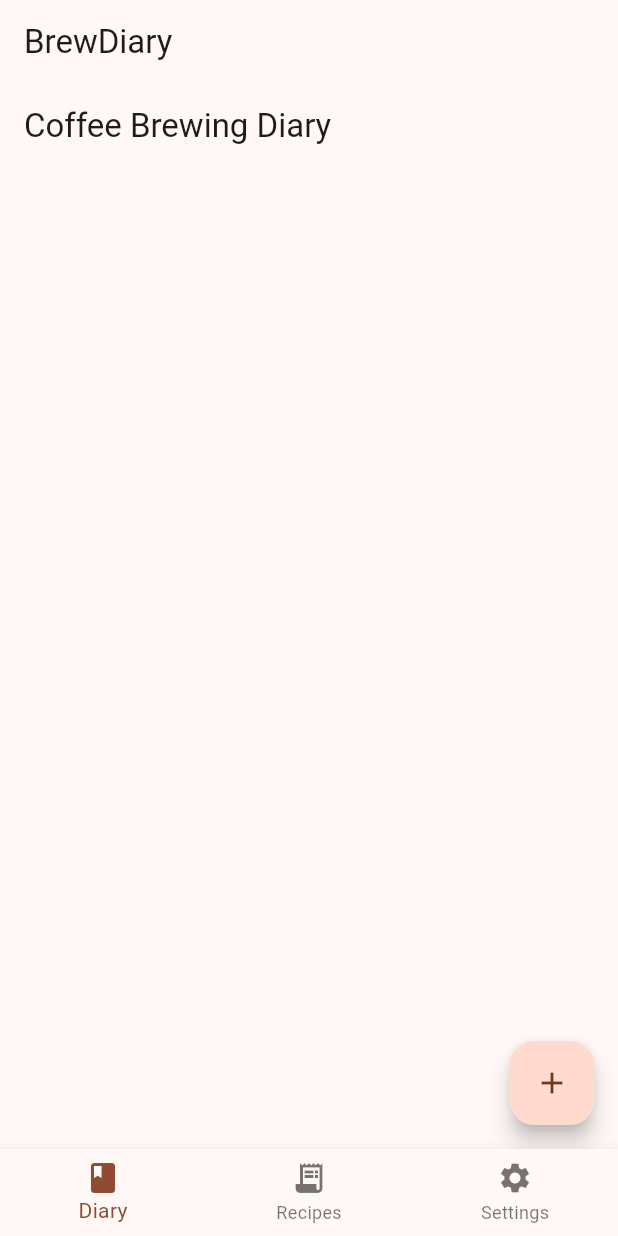
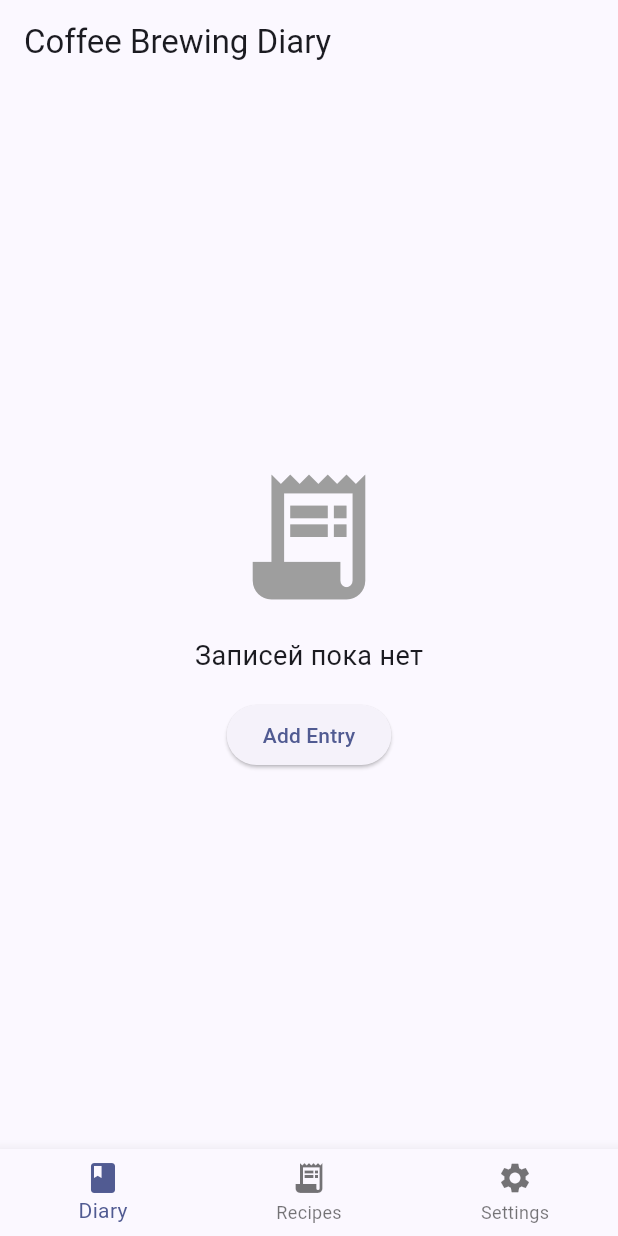
Before and after one commit to deledzis/BrewDiary, a Flutter app: the screen it shows after launch, on a phone screen of 412 x 824 dp. Run offline on Flutter 3.47's test engine with Material 3 defaults, Android fonts, the phone set to English and light mode, and no system bars; our stand-ins replace image_picker, share_plus, shared_preferences, sqflite, sqflite_common_ffi; accounts and stored records are empty; generated files the repository leaves out were written again.

Commit message:
add language selection

```diff
--- a/lib/home/journal_screen.dart
+++ b/lib/diary/diary_screen.dart
@@ -1,22 +1,23 @@
 import 'dart:io';
 
-import 'package:brew_diary/diary/add_edit_entry_screen.dart';
 import 'package:flutter/material.dart';
 import 'package:flutter_gen/gen_l10n/app_localizations.dart';
 
 import '../db/db_helper.dart';
-import '../diary/entry_detail_screen.dart';
+import 'add_edit_entry_screen.dart';
+import 'entry_detail_screen.dart';
 
-class JournalScreen extends StatefulWidget {
-  const JournalScreen({super.key});
+class DiaryScreen extends StatefulWidget {
+  const DiaryScreen({super.key});
 
   @override
-  _JournalScreenState createState() => _JournalScreenState();
+  _DiaryScreenState createState() => _DiaryScreenState();
 }
 
-class _JournalScreenState extends State<JournalScreen> {
+class _DiaryScreenState extends State<DiaryScreen> {
   List<Map<String, dynamic>> _brewingResults = [];
   final Map<int, String> _methodNames = {};
+  bool _isLoading = true;
 
   @override
   void initState() {
@@ -35,9 +36,11 @@ class _JournalScreenState extends State<JournalScreen> {
   }
 
   Future<void> _loadBrewingResults() async {
+    debugPrint("_loadBrewingResults()");
     final results = await DBHelper().getBrewingResults();
     setState(() {
       _brewingResults = results;
+      _isLoading = false;
     });
   }
 
@@ -52,14 +55,55 @@ class _JournalScreenState extends State<JournalScreen> {
   @override
   Widget build(BuildContext context) {
     final l10n = AppLocalizations.of(context)!;
-    return Scaffold(
-      appBar: AppBar(title: Text(l10n.coffeeBrewingDiary)),
-      body: ListView.builder(
+
+    Widget bodyContent;
+
+    if (_isLoading) {
+      bodyContent = Center(
+        child: Column(
+          mainAxisAlignment: MainAxisAlignment.center,
+          children: [
+            const CircularProgressIndicator(),
+            const SizedBox(height: 16),
+            Text("Загрузка записей..."),
+          ],
+        ),
+      );
+    } else if (_brewingResults.isEmpty) {
+      bodyContent = Center(
+        child: Padding(
+          padding: const EdgeInsets.all(16.0),
+          child: Column(
+            mainAxisAlignment: MainAxisAlignment.center,
+            children: [
+              const Icon(Icons.receipt_long, size: 100, color: Colors.grey),
+              const SizedBox(height: 16),
+              Text("Записей пока нет", style: const TextStyle(fontSize: 18)),
+              const SizedBox(height: 16),
+              ElevatedButton(
+                onPressed: () async {
+                  final newEntry = await Navigator.push(
+                    context,
+                    MaterialPageRoute(
+                        builder: (context) => const AddEditEntryScreen()),
+                  );
+                  if (newEntry != null) {
+                    await DBHelper().insertBrewingResult(newEntry);
+                    _loadBrewingResults();
+                  }
+                },
+                child: Text(l10n.addEntry),
+              )
+            ],
+          ),
+        ),
+      );
+    } else {
+      bodyContent = ListView.builder(
         itemCount: _brewingResults.length,
         itemBuilder: (context, index) {
           final result = _brewingResults[index];
           double overall = calculateOverallRating(result);
-          // Get method name from map or use legacy method field or fallback
           String methodName = '';
           if (result['method_id'] != null) {
             methodName = _methodNames[result['method_id']] ?? l10n.method;
@@ -116,12 +160,20 @@ class _JournalScreenState extends State<JournalScreen> {
             ),
           );
         },
-      ),
-      floatingActionButton: FloatingActionButton(
+      );
+    }
+
+    return Scaffold(
+      appBar: AppBar(title: Text(l10n.coffeeBrewingDiary)),
+      body: bodyContent,
+      floatingActionButton: (_isLoading || _brewingResults.isEmpty)
+          ? null
+          : FloatingActionButton(
               onPressed: () async {
                 final newEntry = await Navigator.push(
                   context,
-            MaterialPageRoute(builder: (context) => const AddEditEntryScreen()),
+                  MaterialPageRoute(
+                      builder: (context) => const AddEditEntryScreen()),
                 );
                 if (newEntry != null) {
                   await DBHelper().insertBrewingResult(newEntry);
--- a/lib/main.dart
+++ b/lib/main.dart
@@ -1,5 +1,6 @@
 import 'dart:io';
 
+import 'package:brew_diary/settings/language_provider.dart';
 import 'package:flutter/foundation.dart';
 import 'package:flutter/material.dart';
 import 'package:flutter_gen/gen_l10n/app_localizations.dart';
@@ -8,7 +9,7 @@ import 'package:provider/provider.dart';
 import 'package:shared_preferences/shared_preferences.dart';
 import 'package:sqflite_common_ffi/sqflite_ffi.dart';
 
-import 'home/home_screen.dart';
+import 'main_screen.dart';
 import 'settings/theme_provider.dart';
 
 void main() async {
@@ -30,25 +31,34 @@ class BrewDiaryApp extends StatelessWidget {
 
   @override
   Widget build(BuildContext context) {
-    return ChangeNotifierProvider(
-      create: (_) => ThemeProvider(prefs),
-      child: Consumer<ThemeProvider>(
-        builder: (context, themeProvider, child) {
+    return MultiProvider(
+      providers: [
+        ChangeNotifierProvider<ThemeProvider>(
+          create: (_) => ThemeProvider(prefs),
+        ),
+        ChangeNotifierProvider<LanguageProvider>(
+          create: (_) => LanguageProvider(prefs),
+        ),
+      ],
+      child: Consumer2<ThemeProvider, LanguageProvider>(
+        builder: (context, themeProvider, languageProvider, child) {
           return MaterialApp(
-            title: 'BrewDiary',
             debugShowCheckedModeBanner: false,
             theme: ThemeData(
-              colorScheme: ColorScheme.fromSeed(seedColor: Colors.brown),
+              colorScheme: ColorScheme.fromSeed(seedColor: Colors.indigo),
               useMaterial3: true,
             ),
             darkTheme: ThemeData(
               colorScheme: ColorScheme.fromSeed(
-                seedColor: Colors.brown,
+                seedColor: Colors.indigo,
                 brightness: Brightness.dark,
               ),
               useMaterial3: true,
             ),
             themeMode: themeProvider.themeMode,
+            locale: languageProvider.languageCode == 'system'
+                ? null
+                : Locale(languageProvider.languageCode),
             localizationsDelegates: const [
               AppLocalizations.delegate,
               GlobalMaterialLocalizations.delegate,
@@ -60,7 +70,7 @@ class BrewDiaryApp extends StatelessWidget {
               Locale('es'), // Spanish
               Locale('ru'), // Russian
             ],
-            home: const HomeScreen(),
+            home: const MainScreen(),
           );
         },
       ),
--- a/lib/home/home_screen.dart
+++ b/lib/main_screen.dart
@@ -1,21 +1,21 @@
 import 'package:flutter/material.dart';
 import 'package:flutter_gen/gen_l10n/app_localizations.dart';
 
-import '../recipes/recipes_screen.dart';
-import '../settings/settings_screen.dart';
-import 'journal_screen.dart';
+import 'diary/diary_screen.dart';
+import 'recipes/recipes_screen.dart';
+import 'settings/settings_screen.dart';
 
-class HomeScreen extends StatefulWidget {
-  const HomeScreen({super.key});
+class MainScreen extends StatefulWidget {
+  const MainScreen({super.key});
 
   @override
-  _HomeScreenState createState() => _HomeScreenState();
+  _MainScreenState createState() => _MainScreenState();
 }
 
-class _HomeScreenState extends State<HomeScreen> {
+class _MainScreenState extends State<MainScreen> {
   int _currentIndex = 0;
   final List<Widget> _pages = const [
-    JournalScreen(),
+    DiaryScreen(),
     RecipesScreen(),
     SettingsScreen(),
   ];
@@ -25,7 +25,6 @@ class _HomeScreenState extends State<HomeScreen> {
     final l10n = AppLocalizations.of(context)!;
 
     return Scaffold(
-      appBar: AppBar(title: Text(l10n.appTitle)),
       body: _pages[_currentIndex],
       bottomNavigationBar: BottomNavigationBar(
         currentIndex: _currentIndex,
--- a/lib/recipes/add_edit_recipe_screen.dart
+++ b/lib/recipes/add_edit_recipe_screen.dart
@@ -64,7 +64,8 @@ class _AddEditRecipeScreenState extends State<AddEditRecipeScreen> {
 
       // Validate if the selected method exists in the loaded methods
       if (_selectedMethodId != null) {
-        final methodExists = _brewingMethods.any((method) => method['id'] == _selectedMethodId);
+        final methodExists =
+            _brewingMethods.any((method) => method['id'] == _selectedMethodId);
         if (!methodExists) {
           _selectedMethodId = null;
         }
--- /dev/null
+++ b/lib/settings/language_provider.dart
@@ -0,0 +1,18 @@
+import 'package:flutter/material.dart';
+import 'package:shared_preferences/shared_preferences.dart';
+
+class LanguageProvider extends ChangeNotifier {
+  String _languageCode;
+  final SharedPreferences prefs;
+
+  LanguageProvider(this.prefs)
+      : _languageCode = prefs.getString('language_code') ?? 'system';
+
+  String get languageCode => _languageCode;
+
+  void setLanguageCode(String code) {
+    _languageCode = code;
+    prefs.setString('language_code', code);
+    notifyListeners();
+  }
+}
```
Also changed, not shown: lib/diary/add_edit_entry_screen.dart (+12 -7 lines), lib/grinder/my_grinders_screen.dart (renamed from lib/grinder/coffee_grinder_screen.dart, +4 -4 lines), lib/recipes/recipe_detail_screen.dart (+99 -79 lines), lib/settings/language_settings_screen.dart (added, +65 -0 lines), lib/settings/settings_screen.dart (+75 -23 lines). Lines whose indentation alone changed are shown as unchanged.
